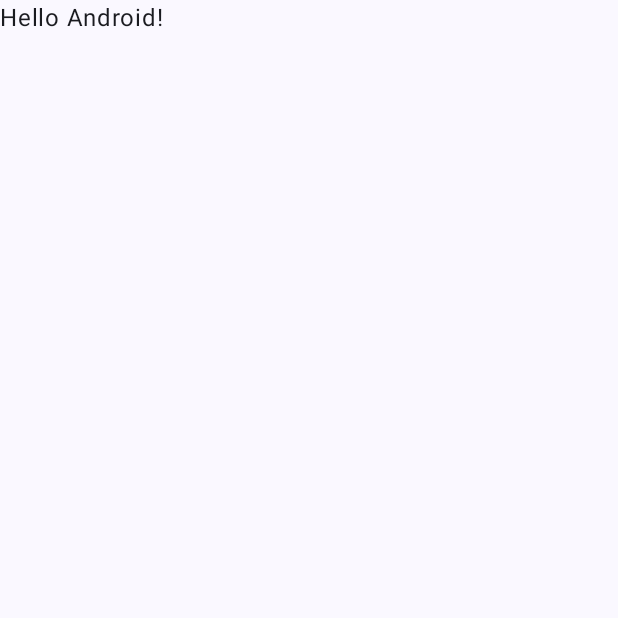
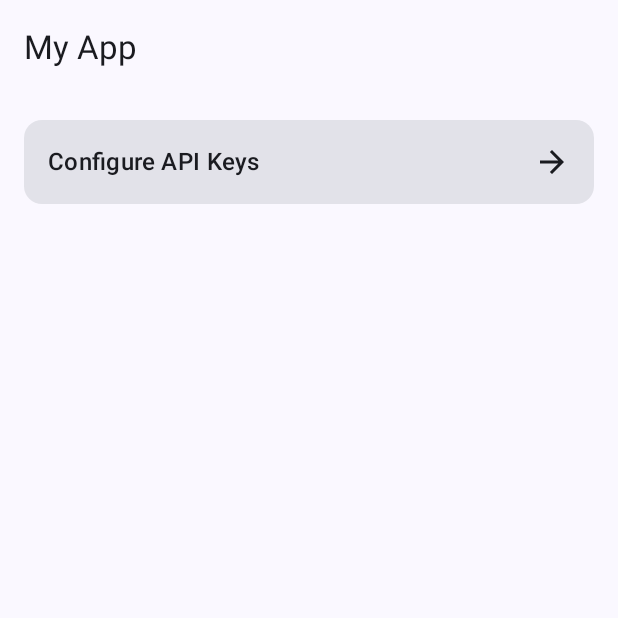
Before and after one commit to teja2495/my-toolkit-android, an Android app built with Jetpack Compose: the screen it shows after launch (MainActivity), on a phone screen of 412 x 824 dp, the top half of it. Before the commit the part shown is almost empty. Run offline under Robolectric (Android 15) with nearby library versions, the phone set to English and light mode, and no system bars.

Commit message:
api keys screen

```diff
--- a/app/build.gradle.kts
+++ b/app/build.gradle.kts
@@ -49,6 +49,9 @@ dependencies {
     implementation(libs.androidx.ui.graphics)
     implementation(libs.androidx.ui.tooling.preview)
     implementation(libs.androidx.material3)
+    implementation(libs.androidx.material.icons.extended)
+    implementation(libs.androidx.security.crypto)
+    implementation(libs.androidx.navigation.compose)
     testImplementation(libs.junit)
     androidTestImplementation(libs.androidx.junit)
     androidTestImplementation(libs.androidx.espresso.core)
--- a/app/src/main/java/com/tk/myapp/MainActivity.kt
+++ b/app/src/main/java/com/tk/myapp/MainActivity.kt
@@ -4,13 +4,11 @@ import android.os.Bundle
 import androidx.activity.ComponentActivity
 import androidx.activity.compose.setContent
 import androidx.activity.enableEdgeToEdge
-import androidx.compose.foundation.layout.fillMaxSize
-import androidx.compose.foundation.layout.padding
-import androidx.compose.material3.Scaffold
-import androidx.compose.material3.Text
-import androidx.compose.runtime.Composable
-import androidx.compose.ui.Modifier
-import androidx.compose.ui.tooling.preview.Preview
+import androidx.navigation.compose.NavHost
+import androidx.navigation.compose.composable
+import androidx.navigation.compose.rememberNavController
+import com.tk.myapp.ui.screens.ApiKeysScreen
+import com.tk.myapp.ui.screens.MainScreen
 import com.tk.myapp.ui.theme.MyAppTheme
 
 class MainActivity : ComponentActivity() {
@@ -19,29 +17,18 @@ class MainActivity : ComponentActivity() {
         enableEdgeToEdge()
         setContent {
             MyAppTheme {
-                Scaffold(modifier = Modifier.fillMaxSize()) { innerPadding ->
-                    Greeting(
-                        name = "Android",
-                        modifier = Modifier.padding(innerPadding)
-                    )
+                val navController = rememberNavController()
+                NavHost(navController = navController, startDestination = "main") {
+                    composable("main") {
+                        MainScreen(
+                            onNavigateToApiKeys = { navController.navigate("api_keys") }
+                        )
+                    }
+                    composable("api_keys") {
+                        ApiKeysScreen()
+                    }
                 }
             }
         }
     }
 }
-
-@Composable
-fun Greeting(name: String, modifier: Modifier = Modifier) {
-    Text(
-        text = "Hello $name!",
-        modifier = modifier
-    )
-}
-
-@Preview(showBackground = true)
-@Composable
-fun GreetingPreview() {
-    MyAppTheme {
-        Greeting("Android")
-    }
-}
--- /dev/null
+++ b/app/src/main/java/com/tk/myapp/ui/screens/MainScreen.kt
@@ -0,0 +1,66 @@
+package com.tk.myapp.ui.screens
+
+import androidx.compose.foundation.clickable
+import androidx.compose.foundation.layout.Arrangement
+import androidx.compose.foundation.layout.Column
+import androidx.compose.foundation.layout.Row
+import androidx.compose.foundation.layout.fillMaxSize
+import androidx.compose.foundation.layout.fillMaxWidth
+import androidx.compose.foundation.layout.padding
+import androidx.compose.material.icons.Icons
+import androidx.compose.material.icons.filled.ArrowForward
+import androidx.compose.material3.Card
+import androidx.compose.material3.ExperimentalMaterial3Api
+import androidx.compose.material3.Icon
+import androidx.compose.material3.MaterialTheme
+import androidx.compose.material3.Scaffold
+import androidx.compose.material3.Text
+import androidx.compose.material3.TopAppBar
+import androidx.compose.runtime.Composable
+import androidx.compose.ui.Alignment
+import androidx.compose.ui.Modifier
+import androidx.compose.ui.unit.dp
+
+@OptIn(ExperimentalMaterial3Api::class)
+@Composable
+fun MainScreen(
+    onNavigateToApiKeys: () -> Unit
+) {
+    Scaffold(
+        topBar = {
+            TopAppBar(
+                title = { Text("My App") }
+            )
+        }
+    ) { innerPadding ->
+        Column(
+            modifier = Modifier
+                .fillMaxSize()
+                .padding(innerPadding)
+                .padding(16.dp)
+        ) {
+            Card(
+                modifier = Modifier
+                    .fillMaxWidth()
+                    .clickable { onNavigateToApiKeys() }
+            ) {
+                Row(
+                    modifier = Modifier
+                        .padding(16.dp)
+                        .fillMaxWidth(),
+                    horizontalArrangement = Arrangement.SpaceBetween,
+                    verticalAlignment = Alignment.CenterVertically
+                ) {
+                    Text(
+                        text = "Configure API Keys",
+                        style = MaterialTheme.typography.titleMedium
+                    )
+                    Icon(
+                        imageVector = Icons.Filled.ArrowForward,
+                        contentDescription = "Navigate"
+                    )
+                }
+            }
+        }
+    }
+}
--- a/gradle/libs.versions.toml
+++ b/gradle/libs.versions.toml
@@ -8,9 +8,13 @@ espressoCore = "3.7.0"
 lifecycleRuntimeKtx = "2.10.0"
 activityCompose = "1.12.0"
 composeBom = "2024.09.00"
+securityCrypto = "1.1.0-alpha06"
+navigationCompose = "2.8.0"
 
 [libraries]
 androidx-core-ktx = { group = "androidx.core", name = "core-ktx", version.ref = "coreKtx" }
+androidx-security-crypto = { group = "androidx.security", name = "security-crypto", version.ref = "securityCrypto" }
+androidx-navigation-compose = { group = "androidx.navigation", name = "navigation-compose", version.ref = "navigationCompose" }
 junit = { group = "junit", name = "junit", version.ref = "junit" }
 androidx-junit = { group = "androidx.test.ext", name = "junit", version.ref = "junitVersion" }
 androidx-espresso-core = { group = "androidx.test.espresso", name = "espresso-core", version.ref = "espressoCore" }
@@ -24,6 +28,7 @@ androidx-ui-tooling-preview = { group = "androidx.compose.ui", name = "ui-toolin
 androidx-ui-test-manifest = { group = "androidx.compose.ui", name = "ui-test-manifest" }
 androidx-ui-test-junit4 = { group = "androidx.compose.ui", name = "ui-test-junit4" }
 androidx-material3 = { group = "androidx.compose.material3", name = "material3" }
+androidx-material-icons-extended = { group = "androidx.compose.material", name = "material-icons-extended" }
 
 [plugins]
 android-application = { id = "com.android.application", version.ref = "agp" }
```
Also changed, not shown: app/src/main/java/com/tk/myapp/data/SecureStorage.kt (added, +37 -0 lines), app/src/main/java/com/tk/myapp/ui/components/ApiKeyCard.kt (added, +140 -0 lines), app/src/main/java/com/tk/myapp/ui/screens/ApiKeysScreen.kt (added, +73 -0 lines).
